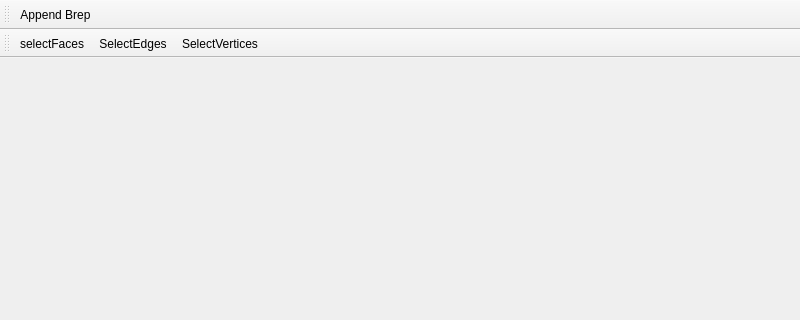
Above: mainwindow.ui from blobfish/cadseer before the change; both pictures show x 0 to 800 and y 0 to 320 of the 800 by 600 pixel window. Below: the same form after it.
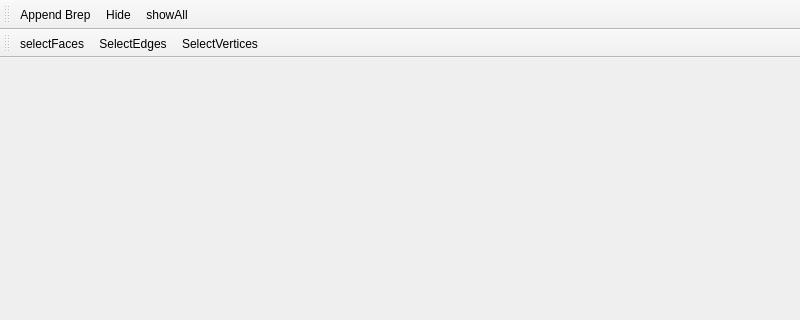
That is the form after the change. Icons and pictures are not drawn.

Commit message: basic show hide for testing

Diff of the .ui file:
```diff
--- a/mainwindow.ui
+++ b/mainwindow.ui
@@ -36,6 +36,8 @@
     <bool>false</bool>
    </attribute>
    <addaction name="actionAppendBrep"/>
+   <addaction name="actionHide"/>
+   <addaction name="actionShowAll"/>
   </widget>
   <widget class="QToolBar" name="toolBar_2">
    <property name="windowTitle">
@@ -119,6 +121,16 @@
     <string>Vertices on/off</string>
    </property>
   </action>
+  <action name="actionHide">
+   <property name="text">
+    <string>Hide</string>
+   </property>
+  </action>
+  <action name="actionShowAll">
+   <property name="text">
+    <string>showAll</string>
+   </property>
+  </action>
  </widget>
  <resources>
   <include location="resources.qrc"/>
```
The commit also changes 5 other files.
